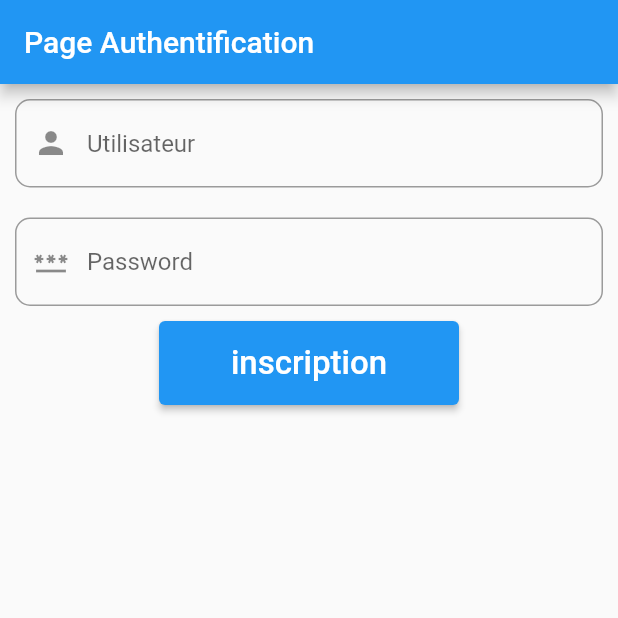
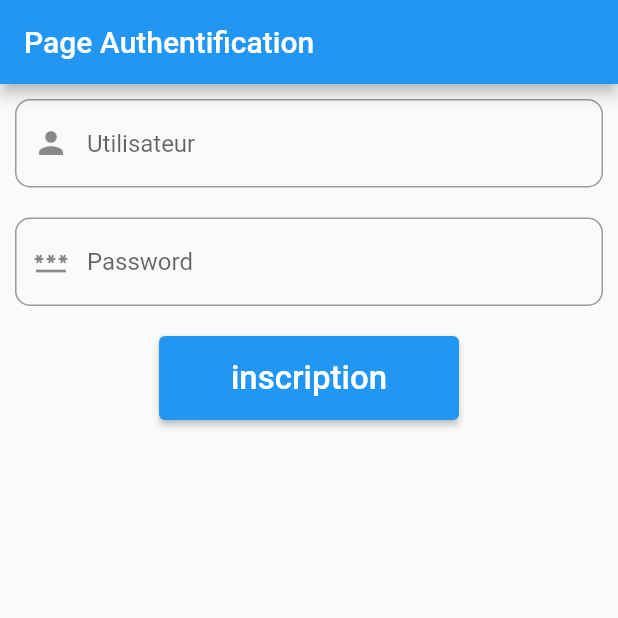
Before and after one commit to BENHALIMAmohamed/flutter_app, a Flutter app: the screen it shows after launch, on a phone screen of 412 x 824 dp, the top half of it. Run offline on Flutter 3.47's test engine with Material 2 defaults, Android fonts, the phone set to English and light mode, and no system bars.

Commit message:
switch to main

```diff
--- a/lib/pages/inscription.page.dart
+++ b/lib/pages/inscription.page.dart
@@ -33,7 +33,9 @@ class InscriptionPage extends StatelessWidget {
                           borderSide: const BorderSide(width: 1),
                           borderRadius: BorderRadius.circular(10)))),
             ),
-            ElevatedButton(
+            Container(
+              padding: const EdgeInsets.all(10),
+              child: ElevatedButton(
                   onPressed: () {},
                   style: ElevatedButton.styleFrom(
                       minimumSize: const Size(200, 50),
@@ -41,7 +43,8 @@ class InscriptionPage extends StatelessWidget {
                   child: const Text(
                     'inscription',
                     style: TextStyle(fontSize: 22),
-                ))
+                  )),
+            )
           ],
         ));
   }
```
Lines whose indentation alone changed are shown as unchanged.
